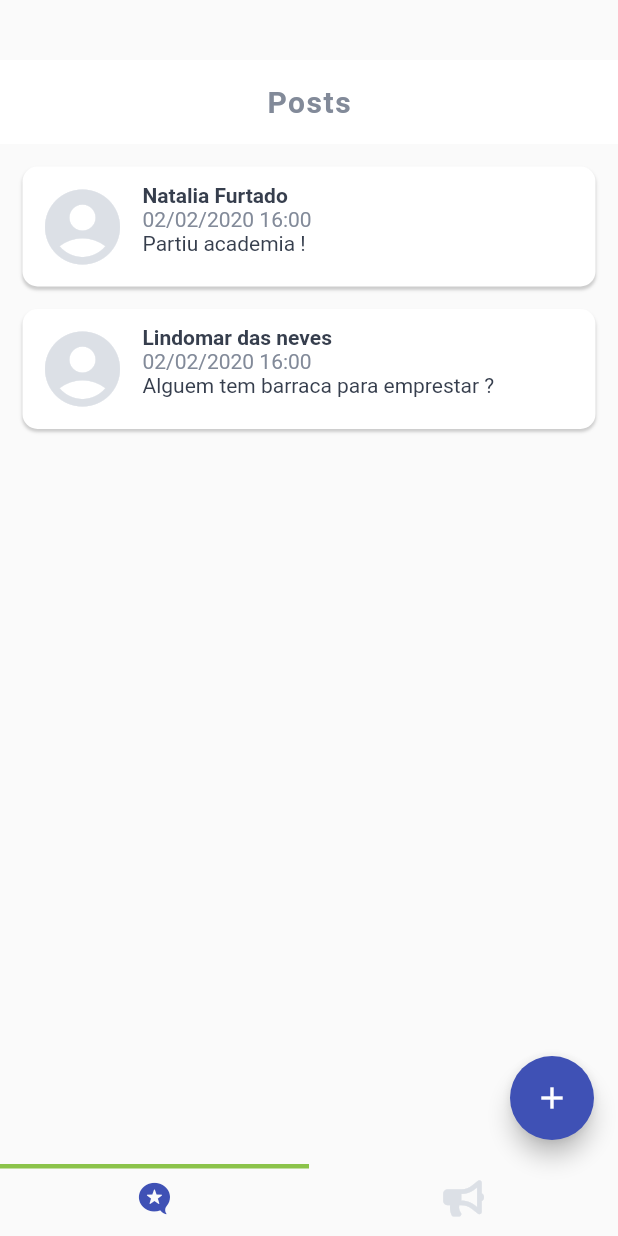
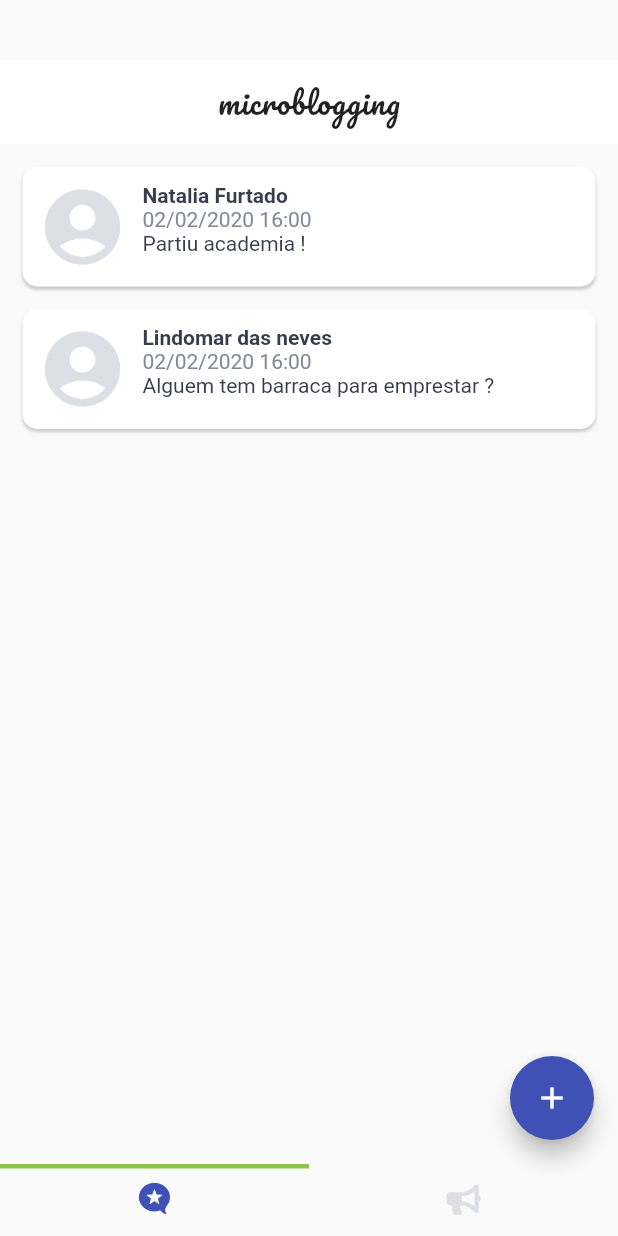
Before and after one commit to nataliafurtado/microblogging, a Flutter app: the HomePage screen opened directly, on a phone screen of 412 x 824 dp. Run offline on Flutter 3.47's test engine with Material 2 defaults, Android fonts, the phone set to English and light mode, and no system bars; our stand-ins replace flare_flutter, flutter_mobx, font_awesome_flutter, google_fonts, mobx; missing offline and left inert: flare_dart, mockito; generated files the repository leaves out were written again; statements that could not run were skipped.

Commit message:
logica posts

```diff
--- a/lib/assets/constants.dart
+++ b/lib/assets/constants.dart
@@ -1,3 +1,4 @@
 class Constants {
   static final cardImageSizes = 80.0;
+  static final microblogging = "microblogging";
 }
--- a/lib/assets/style.dart
+++ b/lib/assets/style.dart
@@ -1,5 +1,6 @@
 import 'package:flutter/material.dart';
 import 'package:flutter/painting.dart';
+import 'package:google_fonts/google_fonts.dart';
 
 class Style {
   static BoxDecoration get cardDecoration => BoxDecoration(
@@ -36,11 +37,10 @@ class Style {
         color: Colors.white,
       );
 
-  static TextStyle get titleFont => TextStyle(
-      fontSize: 20,
-      fontWeight: FontWeight.bold,
-      color: detailDarkColor,
-      letterSpacing: 1);
+  static TextStyle get titleFont => GoogleFonts.pacifico(
+        fontSize: 20,
+        letterSpacing: 0.7,
+      );
 
   static InputDecoration inputDecoration({String hint}) {
     return InputDecoration(
--- a/lib/modules/home/home_tabs.dart
+++ b/lib/modules/home/home_tabs.dart
@@ -27,6 +27,7 @@ class HomeTabs extends StatelessWidget {
             child: Container(
                 child: FaIcon(
               FontAwesomeIcons.bullhorn,
+              size: 20,
               color: controllerHome.currentTabBar == 1
                   ? Style.primaryColor
                   : Style.menuBackground,
--- a/lib/modules/list_of_posts/list_of_posts_page.dart
+++ b/lib/modules/list_of_posts/list_of_posts_page.dart
@@ -1,5 +1,6 @@
 import 'package:flutter/material.dart';
 import 'package:flutter_mobx/flutter_mobx.dart';
+import 'package:microblogging/assets/constants.dart';
 import 'package:microblogging/modules/list_of_posts/widget/trash_background.dart';
 import 'package:provider/provider.dart';
 
@@ -32,7 +33,9 @@ class _ListOfPostsPageState extends State<ListOfPostsPage> {
       return Column(
         children: [
           Container(height: 40),
-          TitleWidget("Posts"),
+          TitleWidget(
+            Constants.microblogging,
+          ),
           Expanded(
             child: ListView.builder(
                 padding: EdgeInsets.zero,
--- a/pubspec.yaml
+++ b/pubspec.yaml
@@ -33,6 +33,9 @@ dependencies:
   flutter_launcher_icons: ^0.8.1
   flare_flutter: ^2.0.6
   font_awesome_flutter: ^8.11.0
+  google_fonts: ^1.1.1
+  cached_network_image: ^2.5.0
+
 
 
   # The following adds the Cupertino Icons font to your application.
```
Also changed, not shown: lib/modules/list_of_posts/widget/vertical_card.dart (added, +87 -0 lines), pubspec.lock.
